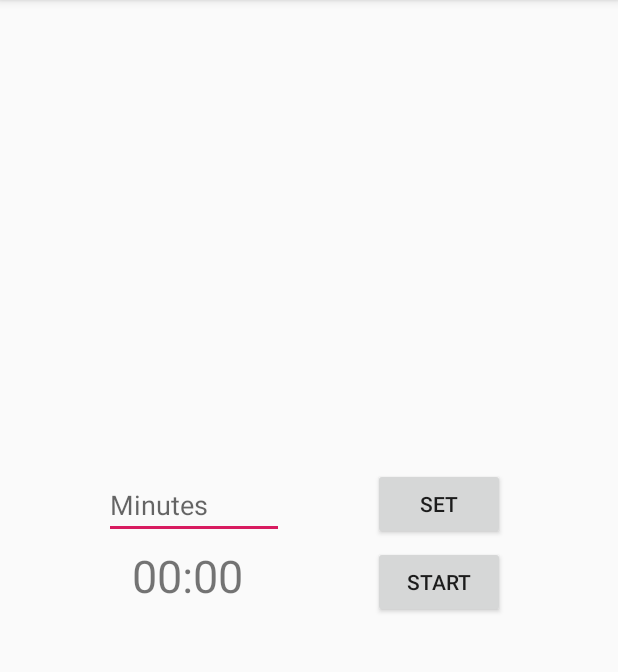
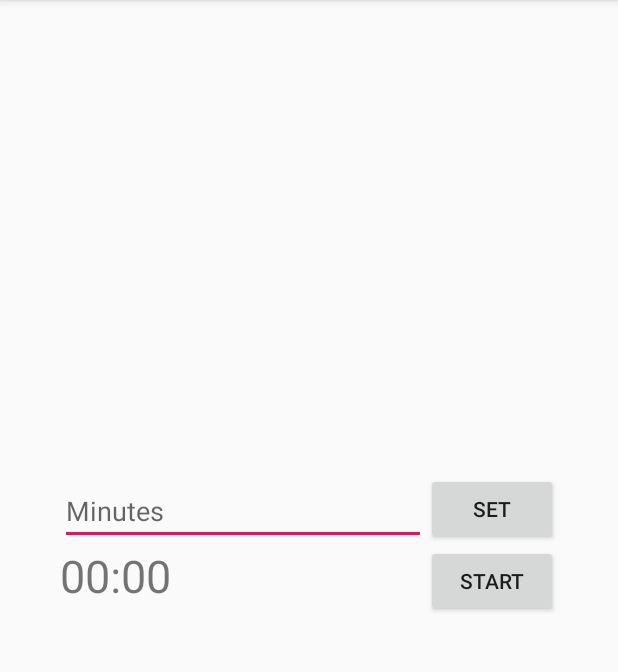
Before and after one commit to OliverSabik1/Timer, an Android app: the screen it shows after launch (MainActivity), after a tap on "SET", on a phone screen of 412 x 824 dp, the part 84-756 px from its top. Run offline under Robolectric (Android 15) with nearby library versions, the phone set to English and light mode, and no system bars.

Commit message:
new UI layout, input is parsed in separate method,

```diff
--- a/app/src/main/java/com/oliversabik/timer/MainActivity.java
+++ b/app/src/main/java/com/oliversabik/timer/MainActivity.java
@@ -25,7 +25,6 @@ public class MainActivity extends AppCompatActivity {
 
     private CountDownTimer countdownTimer;
     private long timeLeftInMilliseconds;
-    private long timeSetInMilliseconds;
     private long endTime;
     private boolean timerRunning;
 
@@ -49,13 +48,14 @@ public class MainActivity extends AppCompatActivity {
         setButton.setOnClickListener(new View.OnClickListener() {
             @Override
             public void onClick(View v) {
-                TimerInputValidationStates timerInputValidationStates = getTimerInputState ();
+                TimerInputValidationState timerInputValidationState = getTimerInputState ();
 
-                if (timerInputValidationStates == TimerInputValidationStates.VALID){
+                if (timerInputValidationState == TimerInputValidationState.VALID){
+                    Long timeSetInMilliseconds = parseTimerInputToMilliseconds();
                     setTimerDuration(timeSetInMilliseconds);
                 }
                 else{
-                    displayToastMessage(timerInputValidationStates);
+                    displayToastMessage(timerInputValidationState);
                 }
             }
         });
@@ -109,43 +109,47 @@ public class MainActivity extends AppCompatActivity {
         }
     }
 
-    private enum TimerInputValidationStates{
-        VALID(0),
+    private enum TimerInputValidationState {
+        VALID(null),
         EMPTY(R.string.toastMessageEmpty),
         NOT_POSITIVE_NUMBER(R.string.toastMessagePositiveNumber);
 
-        private int stringResult;
+        private Integer stringResult;
 
-        TimerInputValidationStates(int stringRes) {
-            this.stringResult = stringRes;
+        TimerInputValidationState(Integer stringRes) {
+            this.stringResult =  stringRes;
         }
 
-        public int getStringResult() {
+        private int getStringResult() {
             return stringResult;
         }
     }
 
-    private void displayToastMessage(TimerInputValidationStates state){
+    private void displayToastMessage(TimerInputValidationState state){
         Toast.makeText(this, state.getStringResult(), Toast.LENGTH_SHORT).show();
     }
 
-    private TimerInputValidationStates getTimerInputState(){
+    private long parseTimerInputToMilliseconds() {
+        long timeSetInMilliseconds;
+        String timerInput = editTextInput.getText().toString();
+        timeSetInMilliseconds = Long.parseLong(timerInput)* 60000;
+        return timeSetInMilliseconds;
+    }
+
+    private TimerInputValidationState getTimerInputState(){
 
         String timerInput = editTextInput.getText().toString();
-        TimerInputValidationStates inputValidationStates = TimerInputValidationStates.VALID;
+        TimerInputValidationState inputValidationState;
 
         if (timerInput.length() == 0){
-            timeSetInMilliseconds = -1;
-            inputValidationStates = TimerInputValidationStates.EMPTY;
+            inputValidationState = TimerInputValidationState.EMPTY;
         }
-        else{
-            timeSetInMilliseconds = Long.parseLong(timerInput) * 60000;
+        else if (timerInput.equals("0")){
+            inputValidationState = TimerInputValidationState.NOT_POSITIVE_NUMBER;
+        } else {
+            inputValidationState = TimerInputValidationState.VALID;
         }
-
-        if (timeSetInMilliseconds == 0) {
-            inputValidationStates = TimerInputValidationStates.NOT_POSITIVE_NUMBER;
-        }
-        return inputValidationStates;
+        return inputValidationState;
     }
 
     private void setTimerDuration(long milliseconds) {
--- a/app/src/main/res/layout-land/activity_main.xml
+++ b/app/src/main/res/layout-land/activity_main.xml
@@ -13,10 +13,9 @@
         android:layout_above="@+id/countdown_text"
         android:layout_alignParentStart="true"
         android:layout_alignParentLeft="true"
-        android:layout_marginStart="176dp"
-        android:layout_marginLeft="176dp"
-        android:layout_marginBottom="-1dp"
         android:hint="@string/hintField"
+        android:layout_toLeftOf="@id/button_set"
+        android:layout_marginLeft="150dp"
         android:inputType="number"
         android:maxLength="4" />
 
@@ -27,9 +26,7 @@
         android:layout_above="@+id/countdown_text"
         android:layout_alignParentEnd="true"
         android:layout_alignParentRight="true"
-        android:layout_marginEnd="250dp"
-        android:layout_marginRight="250dp"
-        android:layout_marginBottom="0dp"
+        android:layout_marginRight="150dp"
         android:text="@string/buttonSetText" />
 
 
@@ -40,19 +37,20 @@
         android:layout_alignParentStart="true"
         android:layout_alignParentLeft="true"
         android:layout_centerVertical="true"
-        android:layout_marginStart="191dp"
-        android:layout_marginLeft="191dp"
         android:textSize="30sp"
+        android:layout_toRightOf="@id/countdown_button"
+        android:layout_marginLeft="150dp"
         tools:text="10:00" />
 
     <Button
         android:id="@+id/countdown_button"
         android:layout_width="wrap_content"
         android:layout_height="wrap_content"
-        android:layout_below="@+id/countdown_text"
+        android:layout_below="@+id/button_set"
         android:layout_alignStart="@+id/button_set"
-        android:layout_marginTop="-38dp"
+        android:layout_alignLeft="@+id/button_set"
         android:text="@string/buttonStartText"
+        android:layout_marginRight="150dp"
         tools:text="Start" />
 
 </RelativeLayout>
--- a/app/src/main/res/layout/activity_main.xml
+++ b/app/src/main/res/layout/activity_main.xml
@@ -13,10 +13,9 @@
         android:layout_above="@+id/countdown_text"
         android:layout_alignParentStart="true"
         android:layout_alignParentLeft="true"
-        android:layout_marginStart="69dp"
-        android:layout_marginLeft="69dp"
-        android:layout_marginBottom="4dp"
         android:hint="@string/hintField"
+        android:layout_toLeftOf="@id/button_set"
+        android:layout_marginLeft="40dp"
         android:inputType="number"
         android:maxLength="4" />
 
@@ -27,9 +26,7 @@
         android:layout_above="@+id/countdown_text"
         android:layout_alignParentEnd="true"
         android:layout_alignParentRight="true"
-        android:layout_marginEnd="75dp"
-        android:layout_marginRight="75dp"
-        android:layout_marginBottom="3dp"
+        android:layout_marginRight="40dp"
         android:text="@string/buttonSetText" />
 
 
@@ -40,21 +37,20 @@
         android:layout_alignParentStart="true"
         android:layout_alignParentLeft="true"
         android:layout_centerVertical="true"
-        android:layout_marginStart="88dp"
-        android:layout_marginLeft="88dp"
         android:textSize="30sp"
-        android:layout_toRightOf="@id/edit_text_input"
+        android:layout_toRightOf="@id/countdown_button"
+        android:layout_marginLeft="40dp"
         tools:text="10:00" />
 
     <Button
         android:id="@+id/countdown_button"
         android:layout_width="wrap_content"
         android:layout_height="wrap_content"
-        android:layout_below="@+id/countdown_text"
+        android:layout_below="@+id/button_set"
         android:layout_alignStart="@+id/button_set"
         android:layout_alignLeft="@+id/button_set"
-        android:layout_marginTop="-40dp"
         android:text="@string/buttonStartText"
+        android:layout_marginRight="40dp"
         tools:text="Start" />
 
 </RelativeLayout>
```
Also changed, not shown: app/src/main/java/TODO.txt (added).
